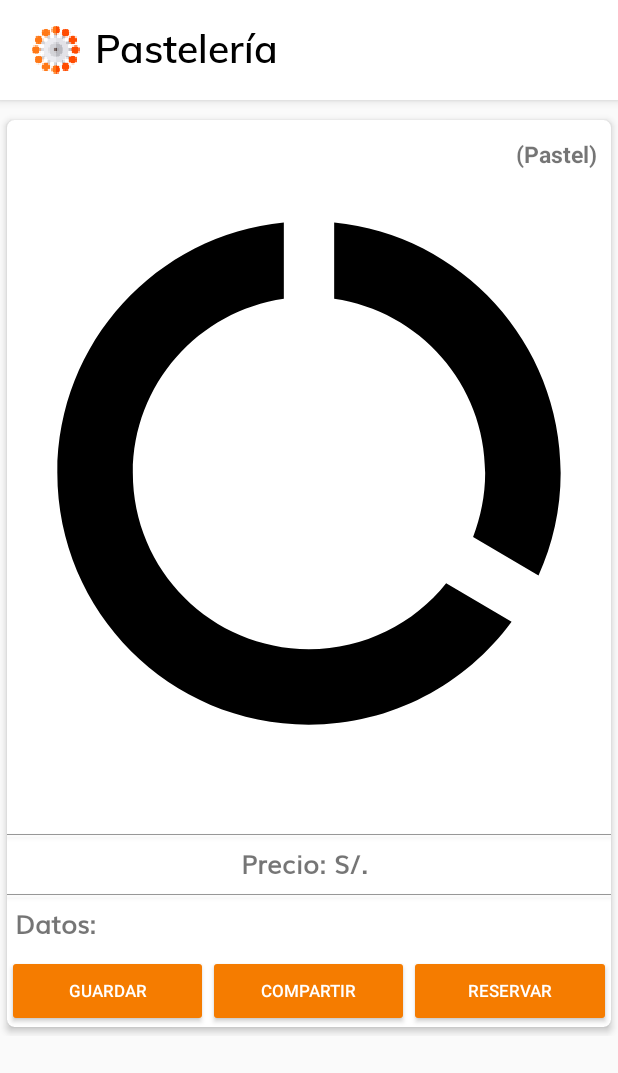
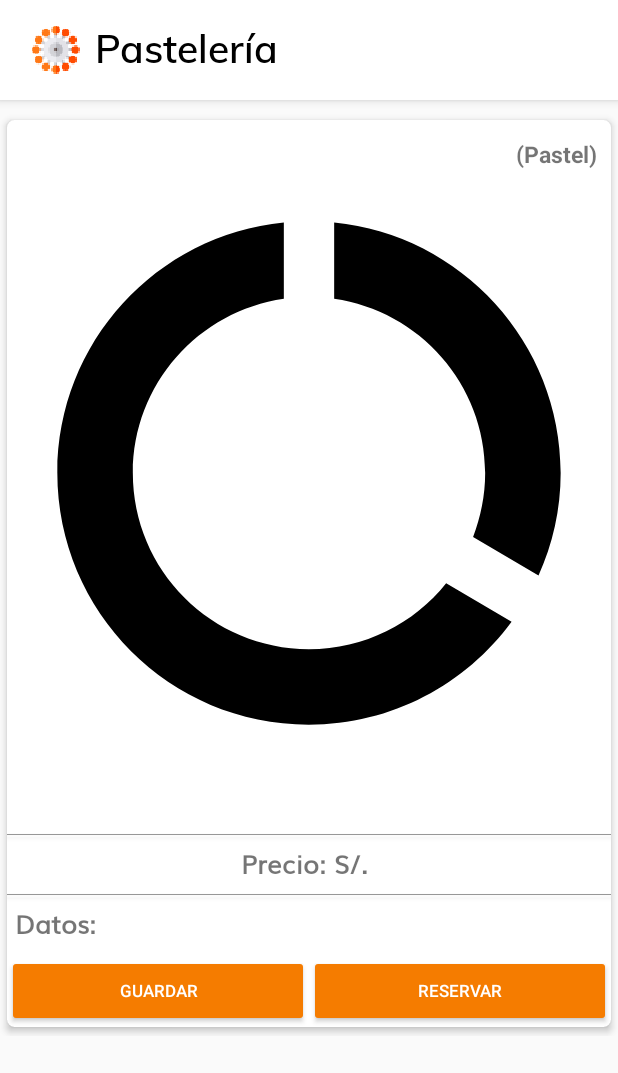
Before and after one commit to PaulGuillen/AppReservaJava, an Android app: the PasteleriaPosterior screen opened directly, with no data from a screen before it, on a phone screen of 412 x 824 dp. Shown: the top 1073 px of the screen. Run offline under Robolectric (Android 15) with nearby library versions, the phone set to English and light mode, and no system bars; our stand-ins replace Picasso; pictures from the network do not load.

Commit message:
Second change commit

```diff
--- a/app/src/main/java/devpaul/business/empresaexample/vista/Fragments/PasteleriaPackage/PasteleriaReservar.java
+++ b/app/src/main/java/devpaul/business/empresaexample/vista/Fragments/PasteleriaPackage/PasteleriaReservar.java
@@ -419,4 +419,9 @@ public class PasteleriaReservar extends AppCompatActivity {
     }
 
 
+    public void back_last_activity(View view) {
+        Intent i = new Intent(this,PasteleriaReservar.class);
+        i.setFlags(Intent.FLAG_ACTIVITY_NEW_TASK | Intent.FLAG_ACTIVITY_CLEAR_TASK);
+        startActivity(i);
+    }
 }
--- a/app/src/main/res/layout/activity_pasteleria_posterior.xml
+++ b/app/src/main/res/layout/activity_pasteleria_posterior.xml
@@ -210,6 +210,7 @@
                         android:layout_weight="1"
                         android:text="Compartir"
                         android:textSize="11sp"
+                        android:visibility="gone"
                         tools:ignore="TextContrastCheck" />
 
                     <Button
--- a/app/src/main/res/layout/activity_pasteleria_reservar.xml
+++ b/app/src/main/res/layout/activity_pasteleria_reservar.xml
@@ -456,6 +456,7 @@
                 tools:ignore="TextContrastCheck,DuplicateSpeakableTextCheck" />
 
             <Button
+                android:onClick="back_last_activity"
                 style="@style/Widget.AppCompat.Button.Colored"
                 android:layout_width="wrap_content"
                 android:layout_height="wrap_content"
--- a/app/src/main/res/layout/fragment_inicio.xml
+++ b/app/src/main/res/layout/fragment_inicio.xml
@@ -49,7 +49,7 @@
                         android:layout_gravity="center"
                         android:layout_marginStart="15dp"
                         android:paddingBottom="4dp"
-                        android:text="Pastelería"
+                        android:text="Inicio"
                         android:textAppearance="@style/TitulosActionBar" />
 
                     <ImageButton
```
